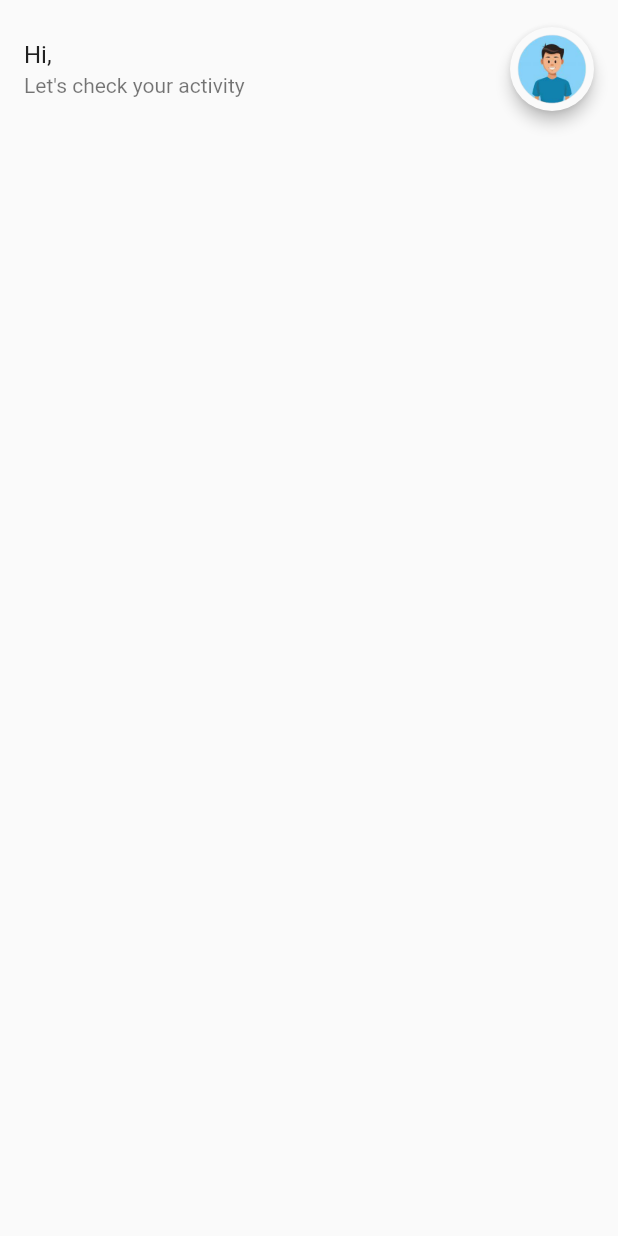
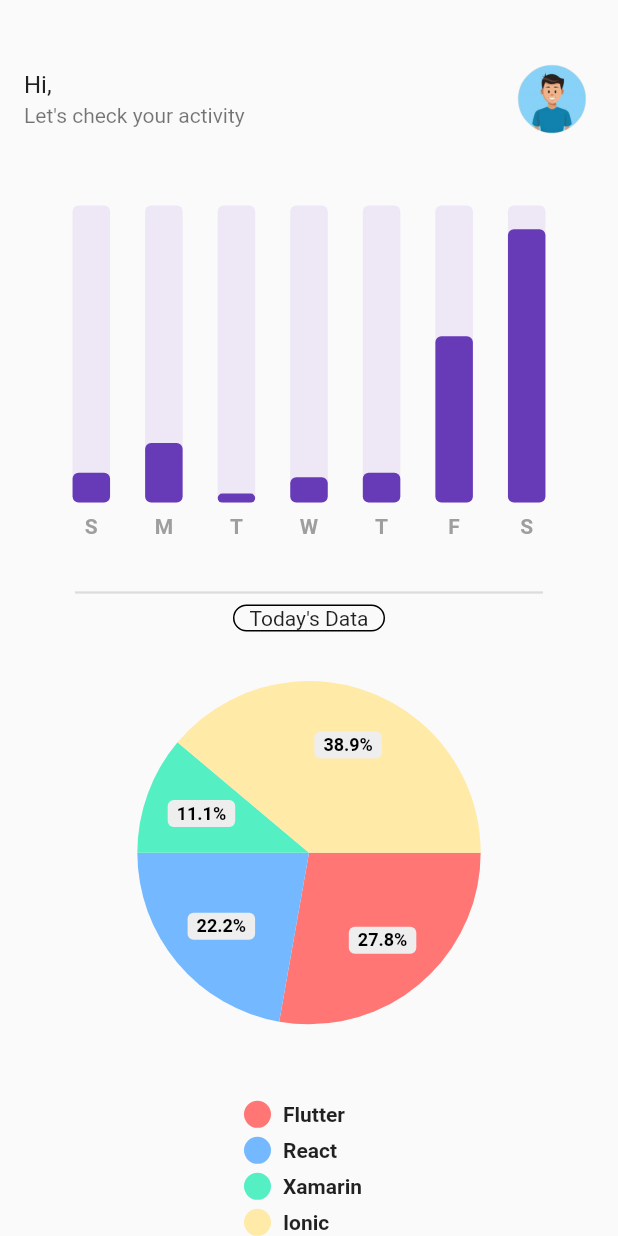
Before and after one commit to Perumallpardhiv/trinetra, a Flutter app: the DailyStreak screen opened directly, on a phone screen of 412 x 824 dp. Run offline on Flutter 3.47's test engine with Material 2 defaults, Android fonts, the phone set to English and light mode, and no system bars; drawn by our look-alikes of fl_chart, pie_chart; our stand-ins replace animated_text_kit, carousel_slider, cloud_firestore, curved_navigation_bar, firebase_auth, firebase_core and 4 more; accounts and stored records are empty; network calls fail; project files that could hold a hidden picture were left out.

Commit message:
dailystreak

```diff
--- /dev/null
+++ b/lib/bargraph/barGraph.dart
@@ -0,0 +1,99 @@
+import 'package:fl_chart/fl_chart.dart';
+import 'package:flutter/material.dart';
+import 'package:trinetra/bargraph/bardata.dart';
+
+class BarGraph extends StatelessWidget {
+  final List weeklySummary;
+  const BarGraph({
+    super.key,
+    required this.weeklySummary,
+  });
+
+  @override
+  Widget build(BuildContext context) {
+    BarData myBarData = BarData(
+      day1: weeklySummary[0],
+      day2: weeklySummary[1],
+      day3: weeklySummary[2],
+      day4: weeklySummary[3],
+      day5: weeklySummary[4],
+      day6: weeklySummary[5],
+      day7: weeklySummary[6],
+    );
+    myBarData.initializeBarData();
+    return BarChart(
+      BarChartData(
+        maxY: 100,
+        minY: 0,
+        gridData: FlGridData(show: false),
+        borderData: FlBorderData(show: false),
+        titlesData: FlTitlesData(
+          show: true,
+          topTitles: AxisTitles(sideTitles: SideTitles(showTitles: false)),
+          rightTitles: AxisTitles(sideTitles: SideTitles(showTitles: false)),
+          leftTitles: AxisTitles(sideTitles: SideTitles(showTitles: false)),
+          bottomTitles: AxisTitles(
+              sideTitles:
+                  SideTitles(showTitles: true, getTitlesWidget: getTitle)),
+        ),
+        barGroups: myBarData.barData
+            .map(
+              (e) => BarChartGroupData(
+                x: e.x,
+                barRods: [
+                  BarChartRodData(
+                    toY: e.y,
+                    color: Colors.deepPurple,
+                    width: 25,
+                    borderRadius: BorderRadius.circular(4),
+                    backDrawRodData: BackgroundBarChartRodData(
+                      show: true,
+                      toY: 100,
+                      color: Colors.deepPurple.shade50,
+                    ),
+                  ),
+                ],
+              ),
+            )
+            .toList(),
+      ),
+    );
+  }
+
+  Widget getTitle(double value, TitleMeta meta) {
+    const style = TextStyle(
+      color: Colors.grey,
+      fontWeight: FontWeight.bold,
+      fontSize: 14,
+    );
+
+    Widget text;
+
+    switch (value.toInt()) {
+      case 0:
+        text = Text('S', style: style);
+        break;
+      case 1:
+        text = Text('M', style: style);
+        break;
+      case 2:
+        text = Text('T', style: style);
+        break;
+      case 3:
+        text = Text('W', style: style);
+        break;
+      case 4:
+        text = Text('T', style: style);
+        break;
+      case 5:
+        text = Text('F', style: style);
+        break;
+      case 6:
+        text = Text('S', style: style);
+        break;
+      default:
+        text = Text("", style: style);
+    }
+    return SideTitleWidget(axisSide: meta.axisSide, child: text);
+  }
+}
--- /dev/null
+++ b/lib/bargraph/bardata.dart
@@ -0,0 +1,35 @@
+import 'package:trinetra/bargraph/individual_bar.dart';
+
+class BarData {
+  final double day1;
+  final double day2;
+  final double day3;
+  final double day4;
+  final double day5;
+  final double day6;
+  final double day7;
+
+  BarData({
+    required this.day1,
+    required this.day2,
+    required this.day3,
+    required this.day4,
+    required this.day5,
+    required this.day6,
+    required this.day7,
+  });
+
+  List<IndividualBar> barData = [];
+
+  void initializeBarData() {
+    barData = [
+      IndividualBar(x: 0, y: day1),
+      IndividualBar(x: 1, y: day2),
+      IndividualBar(x: 2, y: day3),
+      IndividualBar(x: 3, y: day4),
+      IndividualBar(x: 4, y: day5),
+      IndividualBar(x: 5, y: day6),
+      IndividualBar(x: 6, y: day7),
+    ];
+  }
+}
--- /dev/null
+++ b/lib/bargraph/individual_bar.dart
@@ -0,0 +1,11 @@
+class IndividualBar {
+  final int x;
+  final double y;
+
+  IndividualBar({
+    required this.x,
+    required this.y,
+  });
+
+
+}
--- a/lib/homePage.dart
+++ b/lib/homePage.dart
@@ -17,7 +17,7 @@ class HomePage extends StatefulWidget {
 
 class _HomePageState extends State<HomePage> {
   final user = FirebaseAuth.instance.currentUser;
-  var index = 1;
+  var index = 0;
   final navigationKey = GlobalKey<CurvedNavigationBarState>();
 
   final items = <Widget>[
--- a/lib/screen/daily.dart
+++ b/lib/screen/daily.dart
@@ -1,6 +1,8 @@
 import 'package:cloud_firestore/cloud_firestore.dart';
 import 'package:firebase_auth/firebase_auth.dart';
 import 'package:flutter/material.dart';
+import 'package:pie_chart/pie_chart.dart';
+import 'package:trinetra/bargraph/barGraph.dart';
 
 class DailyStreak extends StatefulWidget {
   const DailyStreak({super.key});
@@ -12,11 +14,22 @@ class DailyStreak extends StatefulWidget {
 class _DailyStreakState extends State<DailyStreak> {
   final user = FirebaseAuth.instance.currentUser;
 
+  List cal = [10.0, 20.0, 3.0, 8.5, 10.0, 56.0, 92.0];
+
+  Map<String, double> dataMap = {
+    "Flutter": 5,
+    "React": 4,
+    "Xamarin": 2,
+    "Ionic": 7,
+  };
+
   @override
   Widget build(BuildContext context) {
     return Scaffold(
       extendBody: true,
       body: SingleChildScrollView(
+        child: Padding(
+          padding: const EdgeInsets.only(top: 20),
           child: Column(
             crossAxisAlignment: CrossAxisAlignment.start,
             children: [
@@ -37,10 +50,7 @@ class _DailyStreakState extends State<DailyStreak> {
                         child: ListTile(
                           title: Text("Hi, ${details!['username']}"),
                           subtitle: Text("Let's check your activity"),
-                        trailing: Material(
-                          borderRadius: BorderRadius.circular(100),
-                          elevation: 4,
-                          child: Container(
+                          trailing: Container(
                             decoration: BoxDecoration(
                               borderRadius: BorderRadius.circular(100),
                             ),
@@ -48,6 +58,49 @@ class _DailyStreakState extends State<DailyStreak> {
                               'assets/images/male.png',
                               fit: BoxFit.cover,
                             ),
+                          ),
+                        ),
+                      ),
+                      Padding(
+                        padding: EdgeInsets.only(
+                            top: 25, left: 25, right: 25, bottom: 30),
+                        child: SizedBox(
+                          height: 220,
+                          child: BarGraph(weeklySummary: cal),
+                        ),
+                      ),
+                      Padding(
+                        padding: const EdgeInsets.symmetric(horizontal: 50),
+                        child: Divider(
+                          thickness: 1.5,
+                        ),
+                      ),
+                      Row(
+                        mainAxisAlignment: MainAxisAlignment.center,
+                        children: [
+                          Container(
+                            decoration: BoxDecoration(
+                              border: Border.all(color: Colors.black, width: 1),
+                              borderRadius: BorderRadius.circular(10),
+                            ),
+                            child: Padding(
+                              padding: const EdgeInsets.symmetric(horizontal: 10),
+                              child: Text("Today's Data"),
+                            ),
+                          ),
+                        ],
+                      ),
+                      Padding(
+                        padding: EdgeInsets.only(bottom: 100, top: 25),
+                        child: Center(
+                          child: PieChart(
+                            dataMap: dataMap,
+                            chartRadius: MediaQuery.of(context).size.width / 1.8,
+                            legendOptions: LegendOptions(
+                              legendPosition: LegendPosition.bottom,
+                            ),
+                            chartValuesOptions: ChartValuesOptions(
+                              showChartValuesInPercentage: true,
                             ),
                           ),
                         ),
@@ -59,6 +112,7 @@ class _DailyStreakState extends State<DailyStreak> {
             ],
           ),
         ),
+      ),
     );
   }
 }
--- a/lib/screen/gym.dart
+++ b/lib/screen/gym.dart
@@ -154,7 +154,7 @@ class _GymState extends State<Gym> {
           ),
           Align(
             child: Padding(
-              padding: EdgeInsets.only(top: 100, bottom: 80),
+              padding: EdgeInsets.only(top: 100),
               child: SingleChildScrollView(
                 physics: BouncingScrollPhysics(),
                 child: Column(
@@ -524,6 +524,7 @@ class _GymState extends State<Gym> {
                         ),
                       ),
                     ),
+                    SizedBox(height: 100),
                   ],
                 ),
               ),
--- a/lib/screen/yoga.dart
+++ b/lib/screen/yoga.dart
@@ -7,13 +7,74 @@ class Yoga extends StatefulWidget {
   State<Yoga> createState() => _YogaState();
 }
 
+final yoga = [
+  'assets/images/situps.jpg',
+  'assets/images/situps.jpg',
+  'assets/images/situps.jpg',
+  'assets/images/situps.jpg',
+  'assets/images/situps.jpg',
+];
+
 class _YogaState extends State<Yoga> {
   @override
   Widget build(BuildContext context) {
     return Scaffold(
       extendBody: true,
-      body: Center(
-        child: Text("Yoga"),
+      body: SingleChildScrollView(
+        child: Padding(
+          padding: const EdgeInsets.symmetric(vertical: 25),
+          child: Column(
+            children: [
+              Text(
+                "YOGA",
+                textAlign: TextAlign.center,
+                style: TextStyle(
+                  fontSize: 40,
+                  fontWeight: FontWeight.bold,
+                  fontFamily: "font6",
+                  color: Colors.deepPurple,
+                ),
+              ),
+              Padding(
+                padding: const EdgeInsets.symmetric(horizontal: 30, vertical: 5),
+                child: SizedBox(
+                  child: ListView.builder(
+                    shrinkWrap: true,
+                    scrollDirection: Axis.vertical,
+                    physics: BouncingScrollPhysics(),
+                    itemCount: yoga.length,
+                    itemBuilder: (context, index) {
+                      return Padding(
+                        padding: const EdgeInsets.all(10),
+                        child: Material(
+                          borderRadius: BorderRadius.circular(50),
+                          elevation: 5,
+                          child: Container(
+                            decoration: BoxDecoration(
+                              gradient: LinearGradient(
+                                colors: [
+                                  Colors.deepPurple.shade100,
+                                  Colors.deepPurple.shade200,
+                                ],
+                                begin: Alignment.center,
+                                end: Alignment.topRight,
+                              ),
+                              borderRadius: BorderRadius.circular(50),
+                            ),
+                            child: Padding(
+                              padding: EdgeInsets.symmetric(horizontal: 25),
+                              child: Image.asset(yoga[index]),
+                            ),
+                          ),
+                        ),
+                      );
+                    },
+                  ),
+                ),
+              )
+            ],
+          ),
+        ),
       ),
     );
   }
--- a/pubspec.yaml
+++ b/pubspec.yaml
@@ -46,6 +46,8 @@ dependencies:
   curved_navigation_bar: ^1.0.3
   font_awesome_flutter: ^10.4.0
   carousel_slider: ^4.2.1
+  fl_chart: ^0.62.0
+  pie_chart: ^5.3.2
 
 dev_dependencies:
   flutter_test:
```
Also changed, not shown: pubspec.lock. Lines whose indentation alone changed are shown as unchanged.
